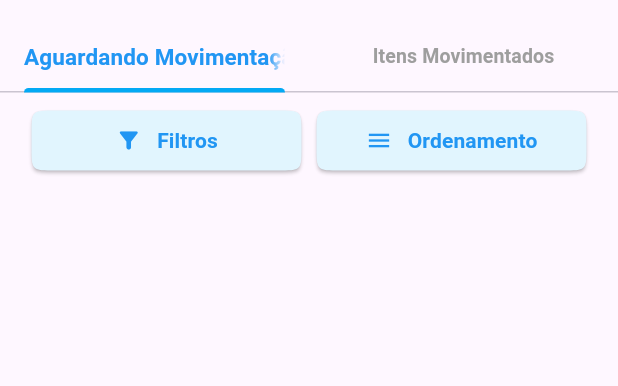
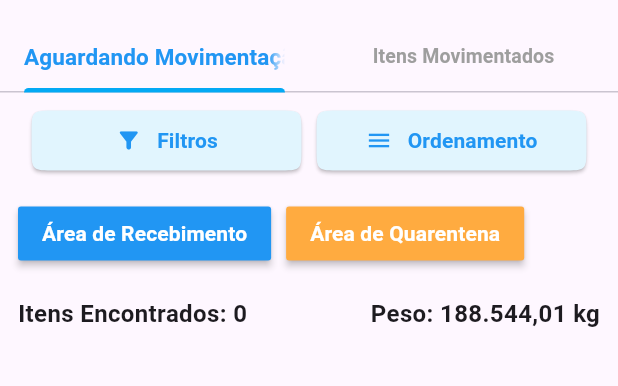
Before and after one commit to igregorioneto/FlutterProjects, a Flutter app: the screen it shows after launch, on a phone screen of 412 x 824 dp, the part 62-448 px from its top. Run offline on Flutter 3.47's test engine with Material 3 defaults, Android fonts, the phone set to English and light mode, and no system bars; our stand-ins replace animate_do, animated_text_kit, bloc, carousel_slider, dio, fl_chart and 15 more; missing offline and left inert: dart:ffi, function_tree; accounts and stored records are empty; generated files the repository leaves out were written again.

Commit message:
[HANDCOM]feat: render list

```diff
--- a/item_management/app/lib/app/features/home/home_page.dart
+++ b/item_management/app/lib/app/features/home/home_page.dart
@@ -67,11 +67,15 @@ class _HomePageState extends State<HomePage> {
           ),
         ),
       ),
-      body: TabBarView(
-        children: [
-          AguardandoMovimentacaoWidget(),
-          ItensMovimentadosWidgets(),
-        ],
+      body: Observer(
+        builder: (_) {
+          return TabBarView(
+            children: [
+              AguardandoMovimentacaoWidget(itemStore: itemStore),
+              ItensMovimentadosWidgets(),
+            ],
+          );
+        },
       )
     );
   }
--- a/item_management/app/lib/app/features/home/widgets/aguardando_movimentacao_widget.dart
+++ b/item_management/app/lib/app/features/home/widgets/aguardando_movimentacao_widget.dart
@@ -1,8 +1,16 @@
 import 'package:app/app/shared/widget/button_icon_widget.dart';
+import 'package:app/app/shared/widget/button_simple_widget.dart';
+import 'package:app/app/store/item.store.dart';
 import 'package:flutter/material.dart';
+import 'package:flutter_mobx/flutter_mobx.dart';
 
 class AguardandoMovimentacaoWidget extends StatelessWidget {
-  const AguardandoMovimentacaoWidget({super.key});
+  final ItemStore itemStore;
+
+  const AguardandoMovimentacaoWidget({
+    super.key,
+    required this.itemStore,
+  });
 
   @override
   Widget build(BuildContext context) {
@@ -10,6 +18,7 @@ class AguardandoMovimentacaoWidget extends StatelessWidget {
       padding: const EdgeInsets.all(8.0),
       child: Column(
         children: [
+          // Buttons Filter
           Row(
             mainAxisAlignment: MainAxisAlignment.center,
             children: [
@@ -26,6 +35,66 @@ class AguardandoMovimentacaoWidget extends StatelessWidget {
               ),
             ],
           ),
+
+          // Buttons click filter [Receiving]/[Quarantine]
+          SizedBox(height: 10),
+          Padding(
+            padding: const EdgeInsets.all(4.0),
+            child: Row(
+              children: [
+                ButtonSimpleWidget(
+                  title: 'Área de Recebimento',
+                  color: Colors.blue,
+                  click: () {},
+                ),
+                SizedBox(width: 10),
+                ButtonSimpleWidget(
+                  title: 'Área de Quarentena',
+                  color: Colors.orangeAccent,
+                  click: () {},
+                ),
+              ],
+            ),
+          ),
+
+          // Item information
+          SizedBox(height: 10),
+          Padding(
+            padding: EdgeInsets.all(4),
+            child: Row(
+              mainAxisAlignment: MainAxisAlignment.spaceBetween,
+              children: [
+                Text(
+                  'Itens Encontrados: ${itemStore.items.length}',
+                  style: TextStyle(
+                    fontWeight: FontWeight.bold,
+                    fontSize: 16,
+                  ),
+                ),
+                Text(
+                  'Peso: 188.544,01 kg',
+                  style: TextStyle(
+                    fontWeight: FontWeight.bold,
+                    fontSize: 16,
+                  ),
+                ),
+              ],
+            ),
+          ),
+
+          // List Itens
+          SizedBox(height: 10),
+          Expanded(
+            child: ListView.builder(
+              itemCount: itemStore.items.length,
+              itemBuilder: (context, index) {
+                final item = itemStore.items[index];
+                return ListTile(
+                  title: Text(item.name),
+                );
+              },
+            ),
+          ),
         ],
       ),
     );
--- /dev/null
+++ b/item_management/app/lib/app/shared/widget/button_simple_widget.dart
@@ -0,0 +1,31 @@
+import 'package:flutter/material.dart';
+
+class ButtonSimpleWidget extends StatelessWidget {
+  final String title;
+  final Color? titleColor;
+  final Color color;
+  final VoidCallback click;
+
+  const ButtonSimpleWidget({
+    super.key,
+    required this.title,
+    this.titleColor,
+    required this.color,
+    required this.click,
+  });
+
+  @override
+  Widget build(BuildContext context) {
+    return MaterialButton(
+      onPressed: click,
+      child: Text(
+        title,
+        style: TextStyle(
+          fontWeight: FontWeight.bold,
+          color: titleColor ?? Colors.white,
+        ),
+      ),
+      color: color,
+    );
+  }
+}
--- a/item_management/app/lib/app/store/item.store.dart
+++ b/item_management/app/lib/app/store/item.store.dart
@@ -17,6 +17,7 @@ abstract class _ItemStore with Store {
   @action
   Future<void> fetchItems() async {
     final fetchedItems = await repository.getItemManagementList();
+    items.clear();
     items.addAll(fetchedItems);
   }
 }
```
